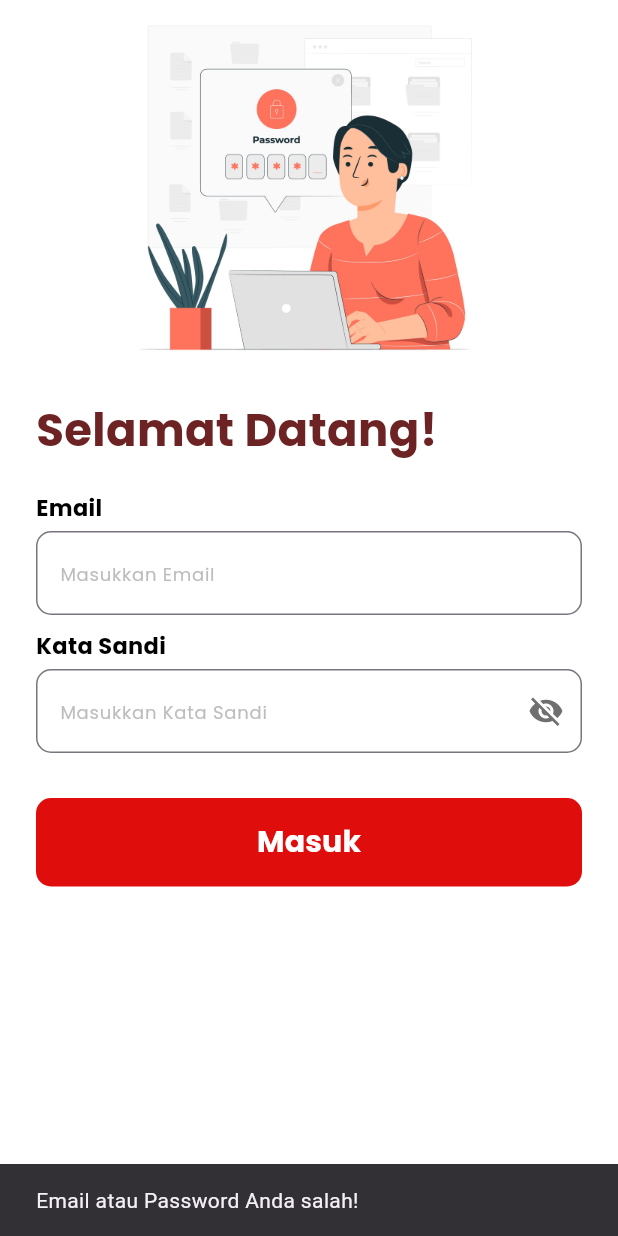
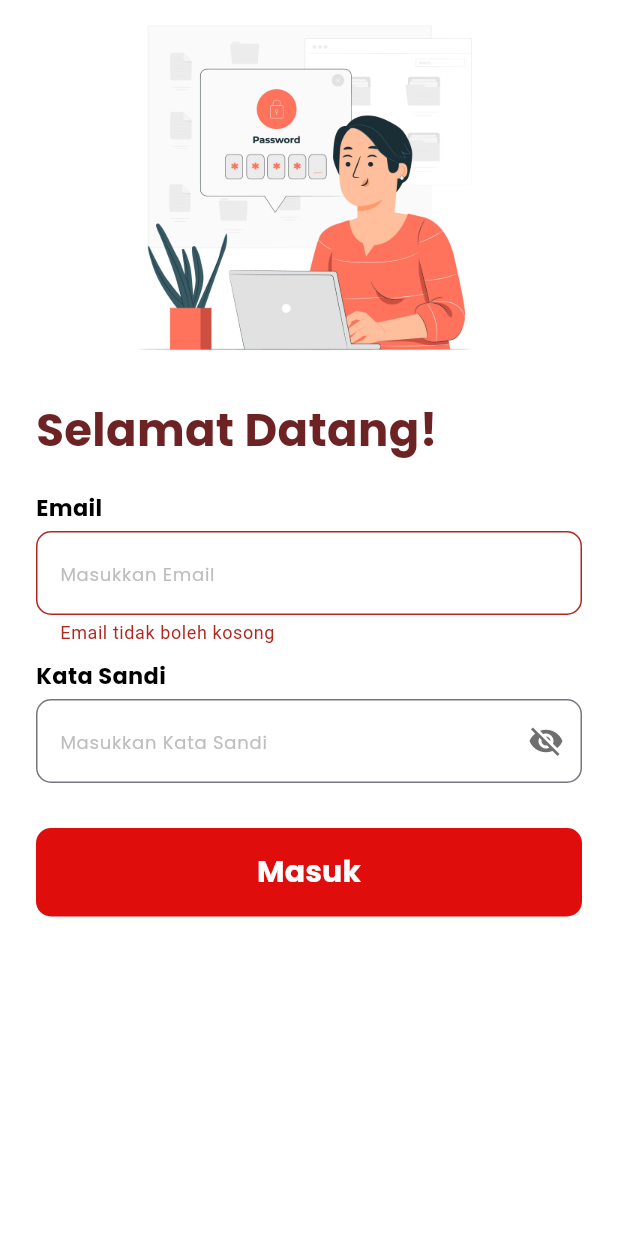
Before and after one commit to sierrapv/latihan-UKK2025, a Flutter app: the screen it shows after launch, after a tap on "Masuk", on a phone screen of 412 x 824 dp. Run offline on Flutter 3.47's test engine with Material 3 defaults, Android fonts, the phone set to English and light mode, and no system bars; our stand-ins replace curved_navigation_bar, google_fonts, shared_preferences, supabase_flutter; missing offline and left inert: bcrypt; accounts and stored records are empty; network calls fail.

Commit message:
revisi validator

```diff
--- a/lib/pages/createproduk.dart
+++ b/lib/pages/createproduk.dart
@@ -1,4 +1,5 @@
 import 'package:flutter/material.dart';
+import 'package:flutter/services.dart';
 import 'package:latihankasirapp/pages/theme.dart';
 import 'package:latihankasirapp/pages/homepage.dart';
 import 'package:supabase_flutter/supabase_flutter.dart';
@@ -113,11 +114,12 @@ class _CreateProductPageState extends State<CreateProductPage> {
     return TextFormField(
       controller: controller,
       keyboardType: isNumber ? TextInputType.number : TextInputType.text,
+      inputFormatters: isNumber ? [FilteringTextInputFormatter.digitsOnly] : [],
       decoration: InputDecoration(
         labelText: label,
         border: OutlineInputBorder(borderRadius: BorderRadius.circular(10)),
       ),
-      validator: (value) => value!.isEmpty ? "$label tidak boleh kosong" : null,
+      validator: (value) => value == null || value.trim().isEmpty ? "$label tidak boleh kosong" : null,
     );
   }
 }
--- a/lib/pages/editproduk.dart
+++ b/lib/pages/editproduk.dart
@@ -1,4 +1,5 @@
 import 'package:flutter/material.dart';
+import 'package:flutter/services.dart';
 import 'package:latihankasirapp/pages/theme.dart';
 import 'package:latihankasirapp/pages/homepage.dart';
 import 'package:supabase_flutter/supabase_flutter.dart';
@@ -119,11 +120,12 @@ class _EditProductPageState extends State<EditProductPage> {
     return TextFormField(
       controller: controller,
       keyboardType: isNumber ? TextInputType.number : TextInputType.text,
+      inputFormatters: isNumber ? [FilteringTextInputFormatter.digitsOnly] : [],
       decoration: InputDecoration(
         labelText: label,
         border: OutlineInputBorder(borderRadius: BorderRadius.circular(10)),
       ),
-      validator: (value) => value!.isEmpty ? "$label tidak boleh kosong" : null,
+      validator: (value) => value == null || value.trim().isEmpty ? "$label tidak boleh kosong" : null,
     );
   }
 }
--- a/lib/pages/welcomepages.dart
+++ b/lib/pages/welcomepages.dart
@@ -15,22 +15,50 @@ class Welcomepages extends StatefulWidget {
 class _WelcomepagesState extends State<Welcomepages> {
   final _emailController = TextEditingController();
   final _passwordController = TextEditingController();
+  String? _emailError;
+  String? _passwordError;
 
   Future _handleLogin() async {
-    final email = _emailController.text;
-    final password = _passwordController.text;
+    setState(() {
+      _emailError = null;
+      _passwordError = null;
+    });
 
-    final isSuccess = await auth(email, password);
+    final email = _emailController.text.trim();
+    final password = _passwordController.text.trim();
 
-    if (isSuccess) {
-      Navigator.pushReplacement(
-        context,
-        MaterialPageRoute(builder: (context) => BottomBar()),
-      );
-    } else {
-      ScaffoldMessenger.of(context).showSnackBar(
-          SnackBar(content: Text("Email atau Password Anda salah!")));
+    if (email.isEmpty) {
+      setState(() {
+        _emailError = "Email tidak boleh kosong";
+      });
+      return;
     }
+
+    if (password.isEmpty) {
+      setState(() {
+        _passwordError = "Password tidak boleh kosong";
+      });
+      return;
+    }
+
+    final errorMessage = await auth(email, password);
+
+    if (errorMessage != null) {
+      setState(() {
+        if (errorMessage.contains("Email")) {
+          _emailError = errorMessage;
+        } else {
+          _passwordError = errorMessage;
+        }
+      });
+      return;
+    }
+
+    // Jika sukses login
+    Navigator.pushReplacement(
+      context,
+      MaterialPageRoute(builder: (context) => BottomBar()),
+    );
   }
 
   bool _isPasswordVisible = false;
@@ -75,6 +103,7 @@ class _WelcomepagesState extends State<Welcomepages> {
                   borderRadius: BorderRadius.circular(10),
                   borderSide: BorderSide(color: greyColor, width: 2.0),
                 ),
+                errorText: _emailError, // Tambahkan ini
               ),
             ),
             const SizedBox(
@@ -89,8 +118,7 @@ class _WelcomepagesState extends State<Welcomepages> {
             ),
             TextField(
               controller: _passwordController,
-              obscureText:
-                  !_isPasswordVisible, //field memasukkan sandi dengan biar bisa dilihat - disensor
+              obscureText: !_isPasswordVisible,
               decoration: InputDecoration(
                 hintText: 'Masukkan Kata Sandi',
                 hintStyle: fourthTextStyle.copyWith(
@@ -105,8 +133,7 @@ class _WelcomepagesState extends State<Welcomepages> {
                   icon: Icon(
                     _isPasswordVisible
                         ? Icons.visibility
-                        : Icons
-                            .visibility_off, //logika yang mengubah sandi bisa dilihat atau tidak
+                        : Icons.visibility_off,
                     color: greyColor,
                   ),
                   onPressed: () {
@@ -115,6 +142,7 @@ class _WelcomepagesState extends State<Welcomepages> {
                     });
                   },
                 ),
+                errorText: _passwordError, // Tambahkan ini
               ),
             ),
             const SizedBox(
--- a/lib/service/auth.dart
+++ b/lib/service/auth.dart
@@ -6,28 +6,32 @@ import 'package:latihankasirapp/pages/welcomepages.dart';
 
 final supabase = Supabase.instance.client;
 
-Future auth(String email, String password) async {
-  try{
+Future<String?> auth(String email, String password) async {
+  try {
     final response = await supabase
-      .from('users')
-      .select('id, password') //select data yang akan digunakan
-      .eq('email', email) //pengecekan email
-      .maybeSingle(); //data kosong atau 1
+        .from('users')
+        .select('id, password')
+        .eq('email', email)
+        .maybeSingle();
 
-    final hashedPassword = response!['password']; //cek password inputan users apakah sudah sama dengan enkripsi yang ada
+    if (response == null) {
+      return "Email tidak terdaftar";
+    }
+
+    final hashedPassword = response['password'];
     final userId = response['id'].toString();
 
-    if (BCrypt.checkpw(password, hashedPassword)) {
-      final prefs = await SharedPreferences.getInstance();
-      await prefs.setString('user_id', userId);
+    if (!BCrypt.checkpw(password, hashedPassword)) {
+      return "Password salah";
+    }
 
-      return true;
-    } else {
-      return false;
-    }
+    final prefs = await SharedPreferences.getInstance();
+    await prefs.setString('user_id', userId);
+
+    return null; // Login berhasil
   } catch (e) {
     print("Error: $e");
-    return false;
+    return "Terjadi kesalahan, silakan coba lagi";
   }
 }
 
```
